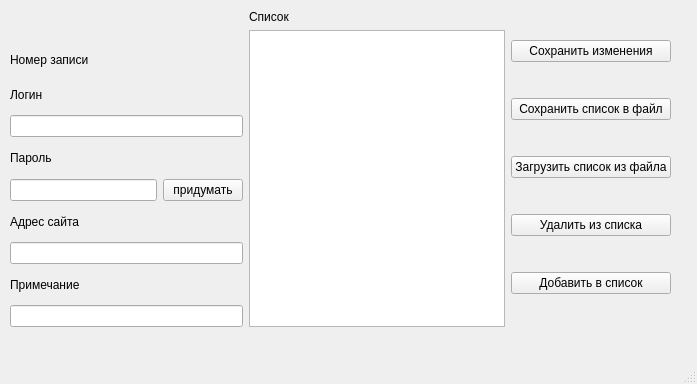
Before: the Qt Designer form mainwindow.ui in ArtNazarov/pg6, drawn with Qt 5.
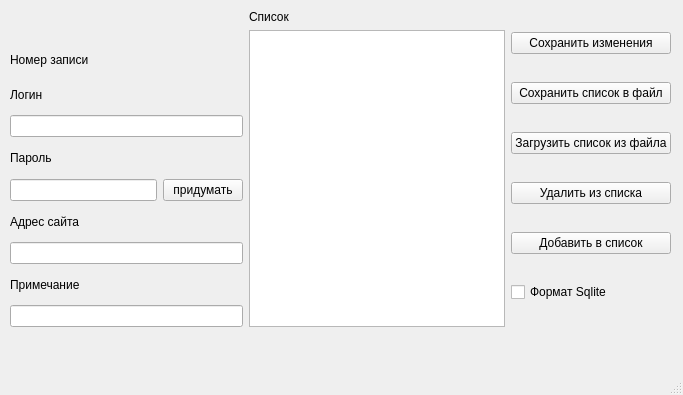
After: the same form once the commit is applied.

Commit message: save passwords as sqlite database

```diff
--- a/mainwindow.ui
+++ b/mainwindow.ui
@@ -6,8 +6,8 @@
    <rect>
     <x>0</x>
     <y>0</y>
-    <width>697</width>
-    <height>384</height>
+    <width>683</width>
+    <height>395</height>
    </rect>
   </property>
   <property name="windowTitle">
@@ -156,6 +156,13 @@
          </property>
         </widget>
        </item>
+       <item>
+        <widget class="QCheckBox" name="chkAsSqlite">
+         <property name="text">
+          <string>Формат Sqlite</string>
+         </property>
+        </widget>
+       </item>
       </layout>
      </item>
     </layout>
```
Left out of the diff: 2 changed lines with no effect on the pictures. The commit also changes 6 other files.
